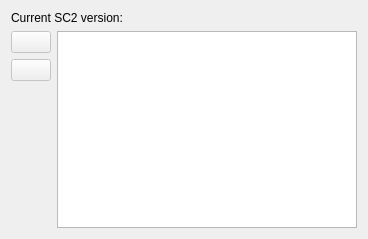
Qt form Tools/ResourceEditor/DataQt/VersionInfoWidget.ui (xaoctech/dava.engine) before a commit.
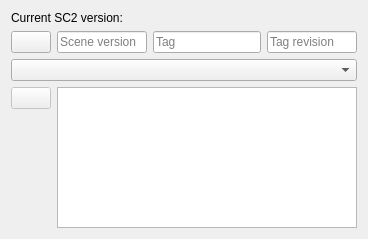
The same form after that commit. Icons and pictures are not drawn.

What changed in the file:
```diff
--- a/Tools/ResourceEditor/DataQt/VersionInfoWidget.ui
+++ b/Tools/ResourceEditor/DataQt/VersionInfoWidget.ui
@@ -45,13 +45,14 @@
     </layout>
    </item>
    <item>
-    <layout class="QHBoxLayout" name="horizontalLayout">
-     <item>
-      <layout class="QVBoxLayout" name="verticalLayout">
+    <layout class="QHBoxLayout" name="horizontalLayout_3" stretch="1,1,0,1">
        <item>
         <widget class="QPushButton" name="add">
-         <property name="enabled">
-          <bool>false</bool>
+       <property name="sizePolicy">
+        <sizepolicy hsizetype="Maximum" vsizetype="Fixed">
+         <horstretch>0</horstretch>
+         <verstretch>0</verstretch>
+        </sizepolicy>
          </property>
          <property name="toolTip">
           <string>Add version tag</string>
@@ -66,10 +67,50 @@
         </widget>
        </item>
        <item>
+      <widget class="QLineEdit" name="ver">
+       <property name="placeholderText">
+        <string>Scene version</string>
+       </property>
+      </widget>
+     </item>
+     <item>
+      <widget class="QLineEdit" name="tag">
+       <property name="placeholderText">
+        <string>Tag</string>
+       </property>
+      </widget>
+     </item>
+     <item>
+      <widget class="QLineEdit" name="revision">
+       <property name="placeholderText">
+        <string>Tag revision</string>
+       </property>
+      </widget>
+     </item>
+    </layout>
+   </item>
+   <item>
+    <layout class="QHBoxLayout" name="horizontalLayout_4">
+     <item>
+      <widget class="QComboBox" name="tagTemplate"/>
+     </item>
+    </layout>
+   </item>
+   <item>
+    <layout class="QHBoxLayout" name="horizontalLayout">
+     <item>
+      <layout class="QVBoxLayout" name="verticalLayout">
+       <item>
         <widget class="QPushButton" name="remove">
          <property name="enabled">
           <bool>false</bool>
          </property>
+         <property name="sizePolicy">
+          <sizepolicy hsizetype="Maximum" vsizetype="Fixed">
+           <horstretch>0</horstretch>
+           <verstretch>0</verstretch>
+          </sizepolicy>
+         </property>
          <property name="toolTip">
           <string>Remove version tag</string>
          </property>
@@ -98,7 +139,20 @@
       </layout>
      </item>
      <item>
-      <widget class="QTreeView" name="view"/>
+      <widget class="QTableView" name="view">
+       <property name="editTriggers">
+        <set>QAbstractItemView::NoEditTriggers</set>
+       </property>
+       <property name="selectionMode">
+        <enum>QAbstractItemView::SingleSelection</enum>
+       </property>
+       <property name="selectionBehavior">
+        <enum>QAbstractItemView::SelectRows</enum>
+       </property>
+       <attribute name="verticalHeaderVisible">
+        <bool>false</bool>
+       </attribute>
+      </widget>
      </item>
     </layout>
    </item>
```
Lines whose indentation alone changed are shown as unchanged.
